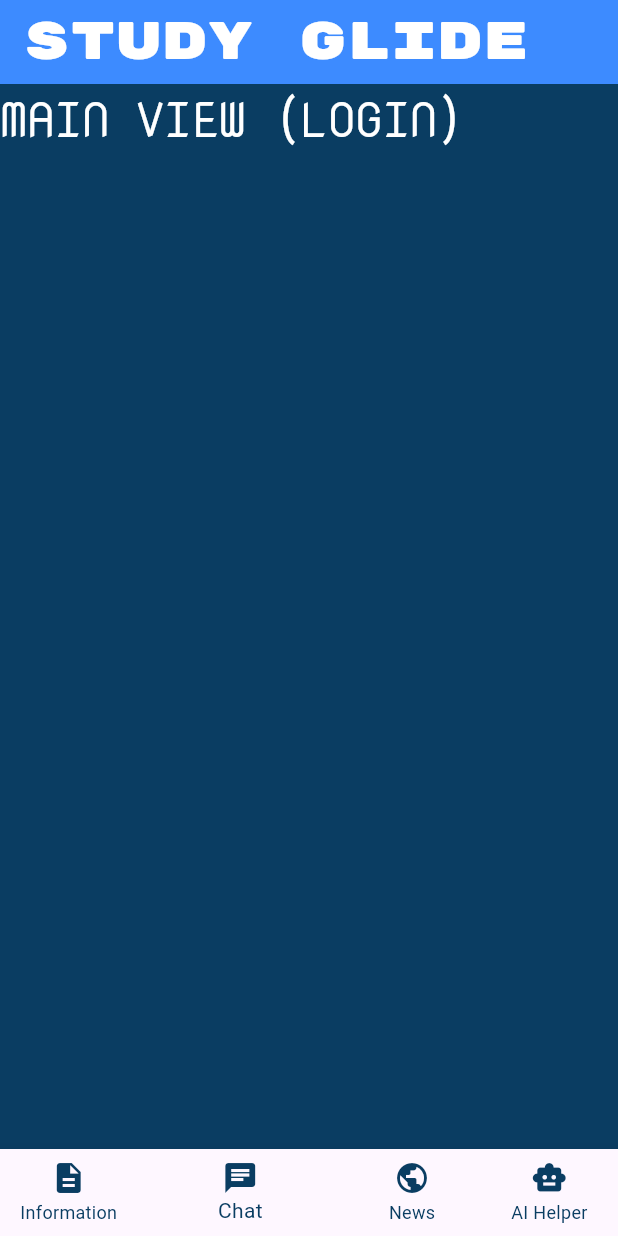
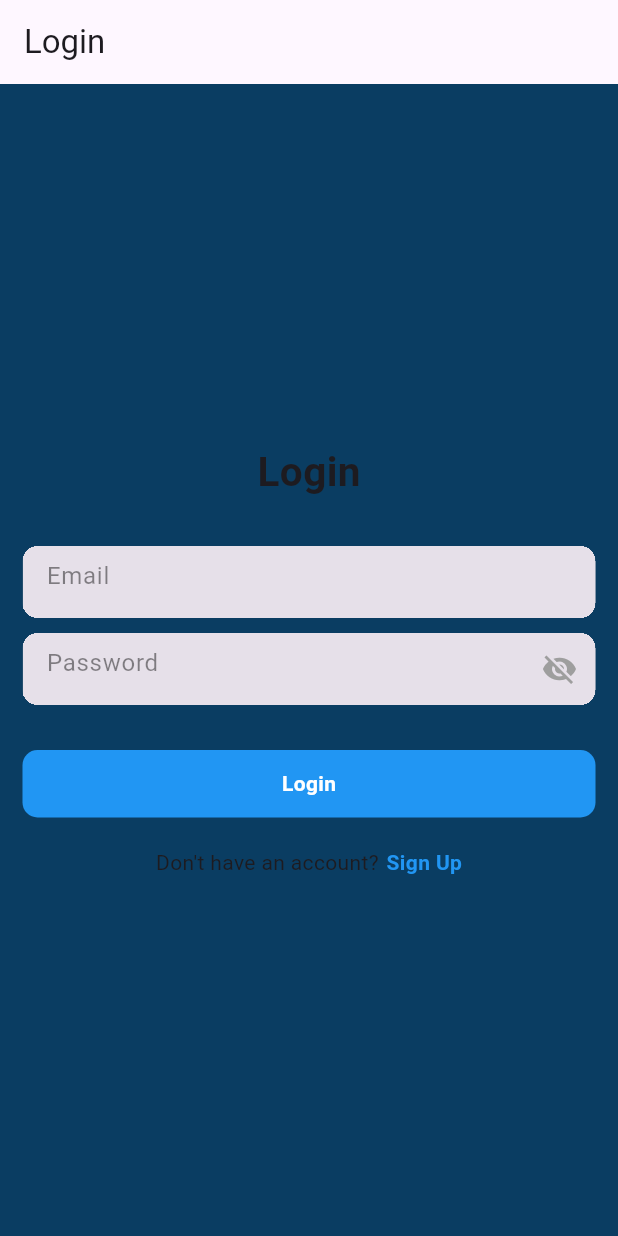
Before and after one commit to ISIS3510-Team-22/flutter-app, a Flutter app: the screen it shows after launch, on a phone screen of 412 x 824 dp. Run offline on Flutter 3.47's test engine with Material 3 defaults, Android fonts, the phone set to English and light mode, and no system bars; our stand-ins replace cloud_firestore, firebase_analytics, firebase_auth, firebase_core, fluttertoast; accounts and stored records are empty.

Commit message:
Sign in and sign up functionalities finished

```diff
--- /dev/null
+++ b/devtools_options.yaml
@@ -0,0 +1,3 @@
+description: This file stores settings for Dart & Flutter DevTools.
+documentation: https://docs.flutter.dev/tools/devtools/extensions#configure-extension-enablement-states
+extensions:
--- /dev/null
+++ b/lib/firebase_auth_services.dart
@@ -0,0 +1,51 @@
+
+
+
+
+import 'package:firebase_auth/firebase_auth.dart';
+
+import '../../../global/common/toast.dart';
+
+
+class FirebaseAuthService {
+
+  final FirebaseAuth _auth = FirebaseAuth.instance;
+
+  Future<User?> signUpWithEmailAndPassword(String email, String password) async {
+
+    try {
+      UserCredential credential =await _auth.createUserWithEmailAndPassword(email: email, password: password);
+      return credential.user;
+    } on FirebaseAuthException catch (e) {
+
+      if (e.code == 'email-already-in-use') {
+        showToast(message: 'The email address is already in use.');
+      } else {
+        showToast(message: 'An error occurred: ${e.code}');
+      }
+    }
+    return null;
+
+  }
+
+  Future<User?> signInWithEmailAndPassword(String email, String password) async {
+
+    try {
+      UserCredential credential =await _auth.signInWithEmailAndPassword(email: email, password: password);
+      return credential.user;
+    } on FirebaseAuthException catch (e) {
+      if (e.code == 'user-not-found' || e.code == 'wrong-password') {
+        showToast(message: 'Invalid email or password.');
+      } else {
+        showToast(message: 'An error occurred: ${e.code}');
+      }
+
+    }
+    return null;
+
+  }
+
+
+
+
+}
--- a/lib/routes.dart
+++ b/lib/routes.dart
@@ -1,5 +1,5 @@
 import 'package:flutter/material.dart';
-import 'views/main_view.dart';
+//import 'views/main_view.dart';
 import 'views/information_view.dart';
 import 'views/chat_view.dart';
 import 'views/news_view.dart';
@@ -8,10 +8,11 @@ import 'views/recipes_view.dart';
 import 'views/mental_health_view.dart';
 import 'views/adapting_tips_view.dart';
 import 'views/universities_view.dart';
+import 'views/login_view.dart';
 
 // Define your app routes here
 final Map<String, WidgetBuilder> appRoutes = {
-  '/': (context) => MainView(),
+  '/': (context) => const LoginPage(),
   '/information': (context) => const InformationView(),
   '/chat': (context) => const ChatView(),
   '/news': (context) => const NewsView(),
--- /dev/null
+++ b/lib/views/login_view.dart
@@ -0,0 +1,150 @@
+import 'package:firebase_auth/firebase_auth.dart';
+import 'package:flutter/cupertino.dart';
+import 'package:flutter/material.dart';
+import 'package:studyglide/views/sign_up_view.dart';
+import 'package:studyglide/widgets/form_container_widget.dart';
+import '../../global/common/toast.dart';
+
+import '../../firebase_auth_services.dart';
+
+class LoginPage extends StatefulWidget {
+  const LoginPage({super.key});
+
+  @override
+  State<LoginPage> createState() => _LoginPageState();
+}
+
+class _LoginPageState extends State<LoginPage> {
+  bool _isSigning = false;
+  final FirebaseAuthService _auth = FirebaseAuthService();
+  final FirebaseAuth _firebaseAuth = FirebaseAuth.instance;
+  final TextEditingController _emailController = TextEditingController();
+  final TextEditingController _passwordController = TextEditingController();
+
+  @override
+  void dispose() {
+    _emailController.dispose();
+    _passwordController.dispose();
+    super.dispose();
+  }
+
+  @override
+  Widget build(BuildContext context) {
+    return Scaffold(
+      appBar: AppBar(
+        automaticallyImplyLeading: false,
+        title: const Text("Login"),
+      ),
+      body: Center(
+        child: Padding(
+          padding: const EdgeInsets.symmetric(horizontal: 15),
+          child: Column(
+            mainAxisAlignment: MainAxisAlignment.center,
+            children: [
+              const Text(
+                "Login",
+                style: TextStyle(fontSize: 27, fontWeight: FontWeight.bold),
+              ),
+              const SizedBox(
+                height: 30,
+              ),
+              FormContainerWidget(
+                controller: _emailController,
+                hintText: "Email",
+                isPasswordField: false,
+              ),
+              const SizedBox(
+                height: 10,
+              ),
+              FormContainerWidget(
+                controller: _passwordController,
+                hintText: "Password",
+                isPasswordField: true,
+              ),
+              const SizedBox(
+                height: 30,
+              ),
+              GestureDetector(
+                onTap: () {
+                  _signIn();
+                },
+                child: Container(
+                  width: double.infinity,
+                  height: 45,
+                  decoration: BoxDecoration(
+                    color: Colors.blue,
+                    borderRadius: BorderRadius.circular(10),
+                  ),
+                  child: Center(
+                    child: _isSigning
+                        ? const CircularProgressIndicator(
+                            color: Colors.white,
+                          )
+                        : const Text(
+                            "Login",
+                            style: TextStyle(
+                              color: Colors.white,
+                              fontWeight: FontWeight.bold,
+                            ),
+                          ),
+                  ),
+                ),
+              ),
+              const SizedBox(
+                height: 20,
+              ),
+              Row(
+                mainAxisAlignment: MainAxisAlignment.center,
+                children: [
+                  const Text("Don't have an account?"),
+                  const SizedBox(
+                    width: 5,
+                  ),
+                  GestureDetector(
+                    onTap: () {
+                      Navigator.pushAndRemoveUntil(
+                        context,
+                        MaterialPageRoute(builder: (context) => SignUpPage()),
+                        (route) => false,
+                      );
+                    },
+                    child: const Text(
+                      "Sign Up",
+                      style: TextStyle(
+                        color: Colors.blue,
+                        fontWeight: FontWeight.bold,
+                      ),
+                    ),
+                  ),
+                ],
+              ),
+            ],
+          ),
+        ),
+      ),
+    );
+  }
+
+  void _signIn() async {
+    setState(() {
+      _isSigning = true;
+    });
+
+    String email = _emailController.text;
+    String password = _passwordController.text;
+
+    User? user = await _auth.signInWithEmailAndPassword(email, password);
+
+    setState(() {
+      _isSigning = false;
+    });
+
+    if (user != null) {
+      showToast(message: "User is successfully signed in");
+      // ignore: use_build_context_synchronously
+      Navigator.pushNamed(context, "/information");
+    } else {
+      showToast(message: "Some error occurred");
+    }
+  }
+}
--- /dev/null
+++ b/lib/widgets/form_container_widget.dart
@@ -0,0 +1,79 @@
+
+
+import 'package:flutter/material.dart';
+
+
+class FormContainerWidget extends StatefulWidget {
+
+  final TextEditingController? controller;
+  final Key? fieldKey;
+  final bool? isPasswordField;
+  final String? hintText;
+  final String? labelText;
+  final String? helperText;
+  final FormFieldSetter<String>? onSaved;
+  final FormFieldValidator<String>? validator;
+  final ValueChanged<String>? onFieldSubmitted;
+  final TextInputType? inputType;
+
+  const FormContainerWidget({super.key,
+    this.controller,
+    this.isPasswordField,
+    this.fieldKey,
+    this.hintText,
+    this.labelText,
+    this.helperText,
+    this.onSaved,
+    this.validator,
+    this.onFieldSubmitted,
+    this.inputType
+  });
+
+
+  @override
+  // ignore: library_private_types_in_public_api
+  _FormContainerWidgetState createState() => _FormContainerWidgetState();
+}
+
+class _FormContainerWidgetState extends State<FormContainerWidget> {
+
+  bool _obscureText = true;
+
+
+  @override
+  Widget build(BuildContext context) {
+    return Container(
+      width: double.infinity,
+      clipBehavior: Clip.hardEdge,
+      decoration: BoxDecoration(
+        color: Colors.grey.withOpacity(.35),
+        borderRadius: BorderRadius.circular(10),
+      ),
+      child: TextFormField(
+        style: const TextStyle(color: Colors.black),
+        controller: widget.controller,
+        keyboardType: widget.inputType,
+        key: widget.fieldKey,
+        obscureText: widget.isPasswordField == true? _obscureText : false,
+        onSaved: widget.onSaved,
+        validator: widget.validator,
+        onFieldSubmitted: widget.onFieldSubmitted,
+        decoration: InputDecoration(
+          border: InputBorder.none,
+          filled: true,
+          hintText: widget.hintText,
+          hintStyle: const TextStyle(color: Colors.black45),
+          suffixIcon: GestureDetector(
+            onTap: () {
+              setState(() {
+                _obscureText = !_obscureText;
+              });
+            },
+            child:
+            widget.isPasswordField==true? Icon(_obscureText ? Icons.visibility_off : Icons.visibility, color: _obscureText == false ? Colors.blue : Colors.grey,) : Text(""),
+          ),
+        ),
+      ),
+    );
+  }
+}
--- a/pubspec.yaml
+++ b/pubspec.yaml
@@ -39,6 +39,11 @@ dependencies:
   cloud_firestore: ^5.4.3
   provider: ^6.1.2
   firebase_analytics: ^11.3.3
+  firebase_auth: ^5.3.1
+  firebase_storage: ^12.3.2
+  fluttertoast: ^8.2.8
+  font_awesome_flutter: ^10.6.0
+  google_sign_in: ^6.1.5
 
 dev_dependencies:
   flutter_test:
```
Also changed, not shown: lib/global/common/toast.dart (added, +14 -0 lines), lib/views/login.dart (added, +150 -0 lines), lib/views/sign_up_view.dart (added, +153 -0 lines), pubspec.lock, 3 other files.
